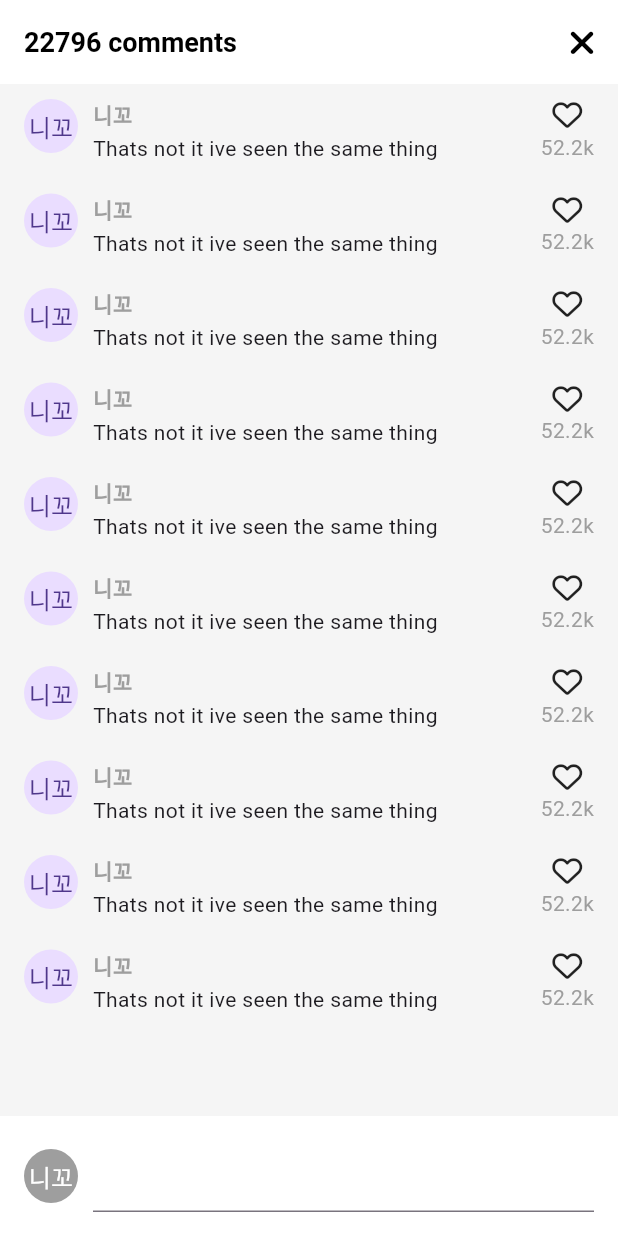
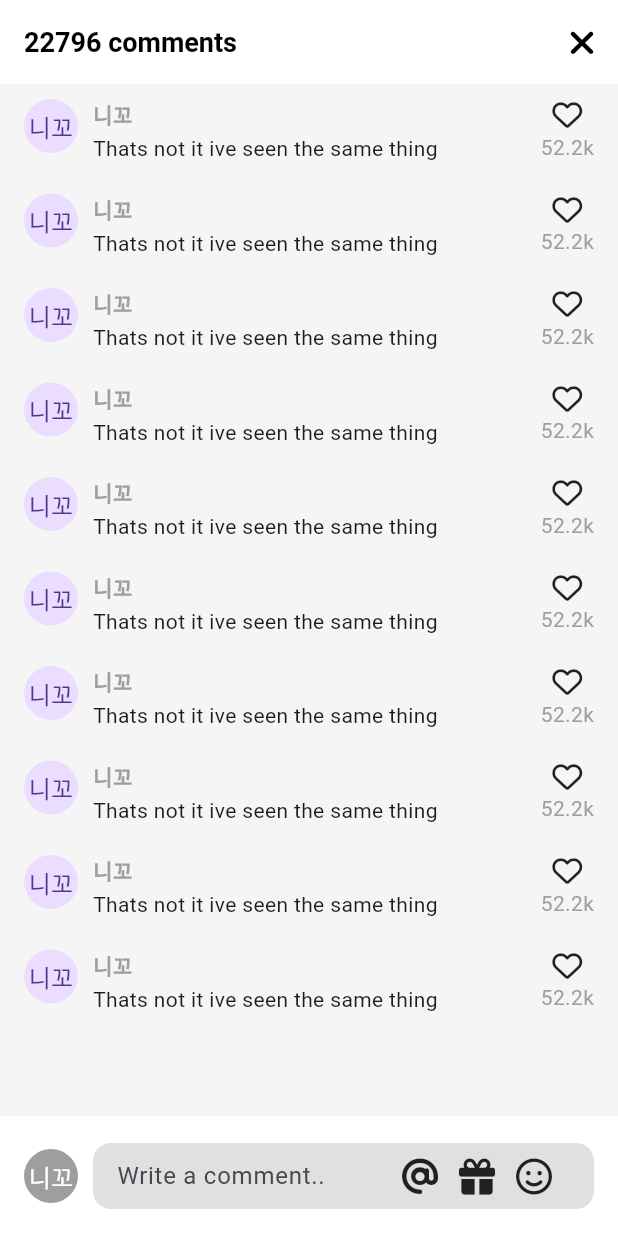
Before and after one commit to akth101/TikTok_clone, a Flutter app: the VideoComments screen opened directly, on a phone screen of 412 x 824 dp. Run offline on Flutter 3.47's test engine with Material 3 defaults, Android fonts, the phone set to English and light mode, and no system bars; our stand-ins replace font_awesome_flutter, video_player, visibility_detector; network calls fail.

```diff
--- a/lib/features/videos/widgets/video_comments.dart
+++ b/lib/features/videos/widgets/video_comments.dart
@@ -12,13 +12,31 @@ class VideoComments extends StatefulWidget {
 }
 
 class _VideoCommentsState extends State<VideoComments> {
+  bool _isWriting = false;
+  final ScrollController _scrollController = ScrollController();
+
   void _onClosePressed() {
     Navigator.of(context).pop();
   }
 
+  void _stopCommenting() {
+    FocusScope.of(context).unfocus();
+    setState(() {
+      _isWriting = false;
+    });
+  }
+
+  void _onStartWriting() {
+    setState(() {
+      _isWriting = true;
+    });
+  }
+
   @override
   Widget build(BuildContext context) {
+    final size = MediaQuery.of(context).size;
     return Container(
+      height: size.height * 0.7,
       clipBehavior: Clip.hardEdge,
       decoration: BoxDecoration(
         borderRadius: BorderRadius.circular(
@@ -40,10 +58,19 @@ class _VideoCommentsState extends State<VideoComments> {
             ),
           ],
         ),
-        body: ListView.separated(
-          padding: const EdgeInsets.symmetric(
-            vertical: Sizes.size10,
-            horizontal: Sizes.size16,
+        body: GestureDetector(
+          onTap: _stopCommenting,
+          child: Stack(
+            children: [
+              Scrollbar(
+                controller: _scrollController,
+                child: ListView.separated(
+                  controller: _scrollController,
+                  padding: const EdgeInsets.only(
+                    top: Sizes.size10,
+                    bottom: Sizes.size96 + Sizes.size20,
+                    left: Sizes.size16,
+                    right: Sizes.size16,
                   ),
                   separatorBuilder: (context, index) => Gaps.v20,
                   itemCount: 10,
@@ -91,9 +118,14 @@ class _VideoCommentsState extends State<VideoComments> {
                     ],
                   ),
                 ),
-        bottomNavigationBar: BottomAppBar(
+              ),
+              Positioned(
+                bottom: 0,
+                width: size.width,
+                child: BottomAppBar(
                   color: Colors.white,
-          child: Row(children: [
+                  child: Row(
+                    children: [
                       CircleAvatar(
                         radius: 18,
                         backgroundColor: Colors.grey.shade500,
@@ -101,10 +133,65 @@ class _VideoCommentsState extends State<VideoComments> {
                         child: const Text("니꼬"),
                       ),
                       Gaps.h10,
-            const Expanded(
-              child: TextField(),
+                      Expanded(
+                        child: SizedBox(
+                          height: Sizes.size44,
+                          child: TextField(
+                            onTap: _onStartWriting,
+                            expands: true,
+                            minLines: null,
+                            maxLines: null,
+                            textInputAction: TextInputAction.newline,
+                            cursorColor: Theme.of(context).primaryColor,
+                            decoration: InputDecoration(
+                              hintText: "Write a comment..",
+                              border: OutlineInputBorder(
+                                borderRadius:
+                                    BorderRadius.circular(Sizes.size12),
+                                borderSide: BorderSide.none,
                               ),
-          ]),
+                              filled: true,
+                              fillColor: Colors.grey.shade300,
+                              contentPadding: const EdgeInsets.symmetric(
+                                vertical: Sizes.size10,
+                                horizontal: Sizes.size12,
+                              ),
+                              suffixIcon: Padding(
+                                padding:
+                                    const EdgeInsets.only(right: Sizes.size14),
+                                child: Row(
+                                  mainAxisSize: MainAxisSize.min,
+                                  children: [
+                                    FaIcon(FontAwesomeIcons.at,
+                                        color: Colors.grey.shade900),
+                                    Gaps.h14,
+                                    FaIcon(FontAwesomeIcons.gift,
+                                        color: Colors.grey.shade900),
+                                    Gaps.h14,
+                                    FaIcon(FontAwesomeIcons.faceSmile,
+                                        color: Colors.grey.shade900),
+                                    Gaps.h14,
+                                    if (_isWriting)
+                                      GestureDetector(
+                                        onTap: _stopCommenting,
+                                        child: FaIcon(
+                                          FontAwesomeIcons.circleArrowUp,
+                                          color: Theme.of(context).primaryColor,
+                                        ),
+                                      ),
+                                  ],
+                                ),
+                              ),
+                            ),
+                          ),
+                        ),
+                      ),
+                    ],
+                  ),
+                ),
+              ),
+            ],
+          ),
         ),
       ),
     );
--- a/lib/features/videos/widgets/video_post.dart
+++ b/lib/features/videos/widgets/video_post.dart
@@ -95,6 +95,7 @@ class _VideoPostState extends State<VideoPost>
     }
     await showModalBottomSheet(
       context: context,
+      isScrollControlled: true,
       backgroundColor: Colors.transparent,
       builder: (context) => const VideoComments(),
     );
```
Lines whose indentation alone changed are shown as unchanged.
